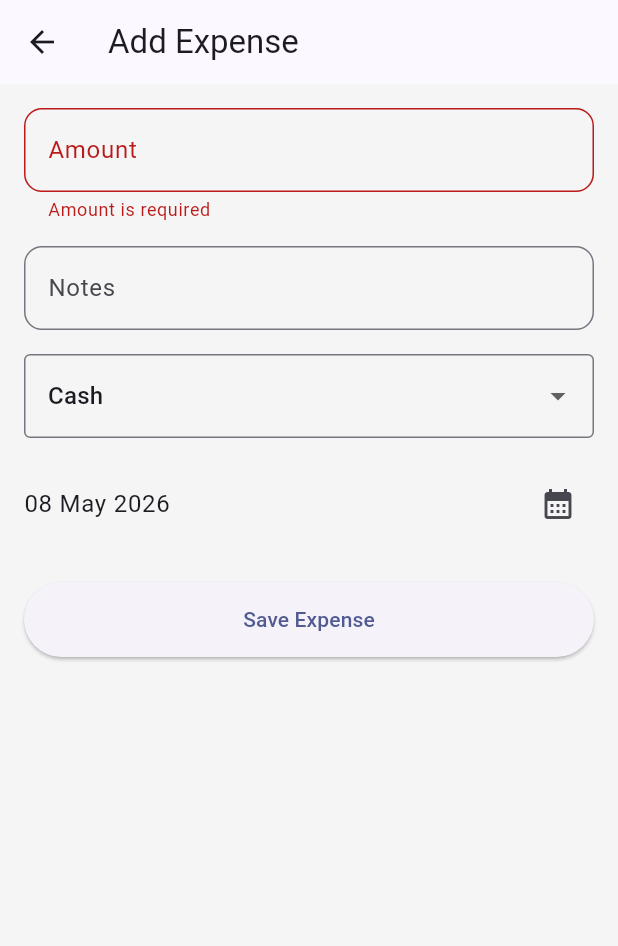
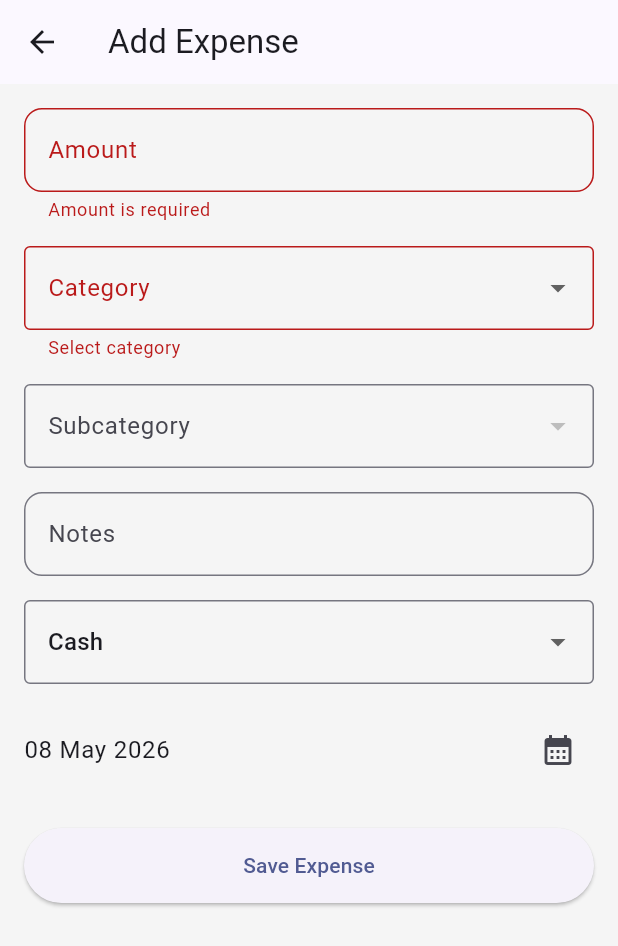
Before and after one commit to Gurpreets11/mywallet, a Flutter app: the AddExpenseScreen screen opened directly, after a tap on "Save Expense", on a phone screen of 412 x 824 dp. Shown: the top 946 px of the screen. Run offline on Flutter 3.47's test engine with Material 3 defaults, Android fonts, the phone set to English and light mode, and no system bars; our stand-ins replace sqflite; accounts and stored records are empty.

Commit message:
Update expenses module with category and subcategory feilds..

```diff
--- a/lib/data/providers/master_provider.dart
+++ b/lib/data/providers/master_provider.dart
@@ -0,0 +1,42 @@
+import 'package:flutter/material.dart';
+
+import '../repositories/master_repository.dart';
+
+class MasterProvider extends ChangeNotifier {
+  final MasterRepository _repository =
+  MasterRepository();
+
+  List<Map<String, dynamic>>
+  _expenseCategories = [];
+
+  List<Map<String, dynamic>>
+  _subcategories = [];
+
+  List<Map<String, dynamic>>
+  get expenseCategories =>
+      _expenseCategories;
+
+  List<Map<String, dynamic>>
+  get subcategories =>
+      _subcategories;
+
+  Future<void> loadExpenseCategories() async {
+    _expenseCategories =
+    await _repository
+        .getCategoriesByType(1);
+
+    notifyListeners();
+  }
+
+  Future<void> loadSubcategories(
+      int categoryId,
+      ) async {
+    _subcategories =
+    await _repository
+        .getSubcategoriesByCategory(
+      categoryId,
+    );
+
+    notifyListeners();
+  }
+}
--- a/lib/main.dart
+++ b/lib/main.dart
@@ -1,5 +1,6 @@
 import 'package:flutter/foundation.dart';
 import 'package:flutter/material.dart';
+import 'package:mywallet/data/providers/master_provider.dart';
 import 'package:provider/provider.dart';
 
 import 'core/database/app_database.dart';
@@ -30,7 +31,10 @@ class FinanceManagerApp extends StatelessWidget {
     return MultiProvider(
       providers: [
         ChangeNotifierProvider(
-          create: (_) => ExpenseProvider(),
+          create: (_) => MasterProvider(),
+         ),
+        ChangeNotifierProvider(
+           create: (_) => ExpenseProvider(),
         ),
       ],
       child: MaterialApp(
--- a/lib/modules/expenses/models/expense_model.dart
+++ b/lib/modules/expenses/models/expense_model.dart
@@ -3,6 +3,9 @@ class ExpenseModel {
   final double amount;
   final int categoryId;
   final int? subcategoryId;
+  final String? categoryName;
+
+  final String? subcategoryName;
   final String date;
   final String paymentMode;
   final String? notes;
@@ -13,6 +16,8 @@ class ExpenseModel {
     required this.amount,
     required this.categoryId,
     this.subcategoryId,
+    this.categoryName,
+    this.subcategoryName,
     required this.date,
     required this.paymentMode,
     this.notes,
@@ -25,6 +30,8 @@ class ExpenseModel {
       'amount': amount,
       'category_id': categoryId,
       'subcategory_id': subcategoryId,
+      'category_name': categoryName,
+      'subcategory_name': subcategoryName,
       'date': date,
       'payment_mode': paymentMode,
       'notes': notes,
@@ -40,6 +47,8 @@ class ExpenseModel {
       amount: map['amount'],
       categoryId: map['category_id'],
       subcategoryId: map['subcategory_id'],
+      categoryName: map['category_name'],
+      subcategoryName: map['subcategory_name'],
       date: map['date'],
       paymentMode: map['payment_mode'],
       notes: map['notes'],
--- a/lib/modules/expenses/repositories/expense_repository.dart
+++ b/lib/modules/expenses/repositories/expense_repository.dart
@@ -19,12 +19,28 @@ class ExpenseRepository {
   Future<List<ExpenseModel>> getAllExpenses() async {
     final Database db = await AppDatabase.database;
 
-    final List<Map<String, dynamic>> maps =
+    /*final List<Map<String, dynamic>> maps =
     await db.query(
       DatabaseConstants.tableExpenses,
       orderBy:
       '${DatabaseConstants.colDate} DESC',
-    );
+    );*/
+
+
+
+    final List<Map<String, dynamic>> maps =
+    await db.rawQuery('''
+  SELECT
+    e.*,
+    c.category_name,
+    s.subcategory_name
+  FROM expenses e
+  LEFT JOIN categories c
+    ON e.category_id = c.id
+  LEFT JOIN subcategories s
+    ON e.subcategory_id = s.id
+  ORDER BY e.date DESC
+''');
 
     return maps
         .map((e) => ExpenseModel.fromMap(e))
--- a/lib/modules/expenses/screens/add_expense_screen.dart
+++ b/lib/modules/expenses/screens/add_expense_screen.dart
@@ -6,6 +6,7 @@ import '../../../core/utils/snackbar_utils.dart';
 import '../../../core/utils/validator_utils.dart';
 import '../../../core/widgets/common_button.dart';
 import '../../../core/widgets/common_text_field.dart';
+import '../../../data/providers/master_provider.dart';
 import '../models/expense_model.dart';
 import '../providers/expense_provider.dart';
 
@@ -51,11 +52,27 @@ class _AddExpenseScreenState
   void initState() {
     super.initState();
 
+    Future.microtask(() {
+      context
+          .read<MasterProvider>()
+          .loadExpenseCategories();
+    });
+
     if (isEditMode) {
       final expense = widget.expense!;
 
       _amountController.text =
           expense.amount.toString();
+
+      if (_selectedCategoryId != null) {
+        Future.microtask(() {
+          context
+              .read<MasterProvider>()
+              .loadSubcategories(
+            _selectedCategoryId!,
+          );
+        });
+      }
 
       _notesController.text =
           expense.notes ?? '';
@@ -114,6 +131,84 @@ class _AddExpenseScreenState
 
               const SizedBox(height: 16),
 
+              Consumer<MasterProvider>(
+                builder: (context, master, _) {
+                  return DropdownButtonFormField<int>(
+                    value: _selectedCategoryId,
+                    decoration:
+                    const InputDecoration(
+                      labelText: 'Category',
+                    ),
+                    items:
+                    master.expenseCategories.map(
+                          (category) {
+                        return DropdownMenuItem<int>(
+                          value: category['id'],
+                          child: Text(
+                            category['category_name'],
+                          ),
+                        );
+                      },
+                    ).toList(),
+                    onChanged: (value) async {
+                      setState(() {
+                        _selectedCategoryId = value;
+                        _selectedSubcategoryId =
+                        null;
+                      });
+
+                      if (value != null) {
+                        await context
+                            .read<MasterProvider>()
+                            .loadSubcategories(
+                          value,
+                        );
+                      }
+                    },
+                    validator: (value) {
+                      if (value == null) {
+                        return 'Select category';
+                      }
+
+                      return null;
+                    },
+                  );
+                },
+              ),
+              const SizedBox(height: 16),
+              Consumer<MasterProvider>(
+                builder: (context, master, _) {
+                  return DropdownButtonFormField<int>(
+                    value:
+                    _selectedSubcategoryId,
+                    decoration:
+                    const InputDecoration(
+                      labelText:
+                      'Subcategory',
+                    ),
+                    items:
+                    master.subcategories.map(
+                          (subcategory) {
+                        return DropdownMenuItem<int>(
+                          value:
+                          subcategory['id'],
+                          child: Text(
+                            subcategory[
+                            'subcategory_name'],
+                          ),
+                        );
+                      },
+                    ).toList(),
+                    onChanged: (value) {
+                      setState(() {
+                        _selectedSubcategoryId =
+                            value;
+                      });
+                    },
+                  );
+                },
+              ),
+              const SizedBox(height: 16),
               CommonTextField(
                 controller: _notesController,
                 label: 'Notes',
--- a/lib/modules/expenses/screens/expense_detail_screen.dart
+++ b/lib/modules/expenses/screens/expense_detail_screen.dart
@@ -47,7 +47,18 @@ class ExpenseDetailScreen
                 ),
 
                 const SizedBox(height: 8),
-
+                Text(
+                  'Category'
+                      ' • '
+                      '${expense.categoryName ?? ''}',
+                ),
+                const SizedBox(height: 8),
+                Text(
+                  'Subcategory'
+                      ' • '
+                      '${expense.subcategoryName ?? ''}',
+                ),
+                const SizedBox(height: 8),
                 Text(
                   'Date: ${AppDateUtils.formatDate(DateTime.parse(expense.date))}',
                 ),
--- a/lib/modules/expenses/screens/expense_list_screen.dart
+++ b/lib/modules/expenses/screens/expense_list_screen.dart
@@ -50,6 +50,9 @@ class _ExpenseListScreenState extends State<ExpenseListScreen> {
             ),
           ),
         ),
+        actions: [
+          IconButton(onPressed: () {}, icon: const Icon(Icons.filter_alt)),
+        ],
       ),
       floatingActionButton: FloatingActionButton(
         onPressed: () {
```
Also changed, not shown: lib/data/repositories/master_repository.dart (+42 -0 lines), lib/modules/expenses/widgets/expense_card.dart (+11 -2 lines).
